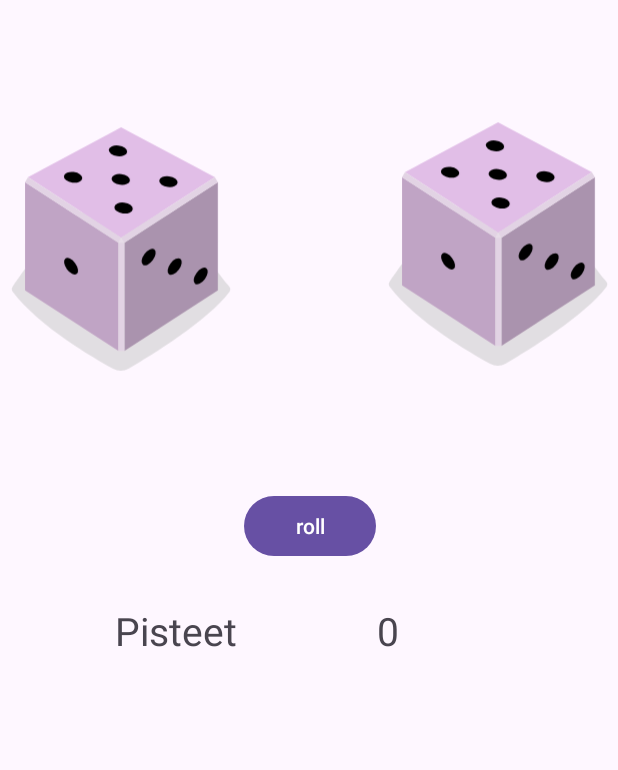
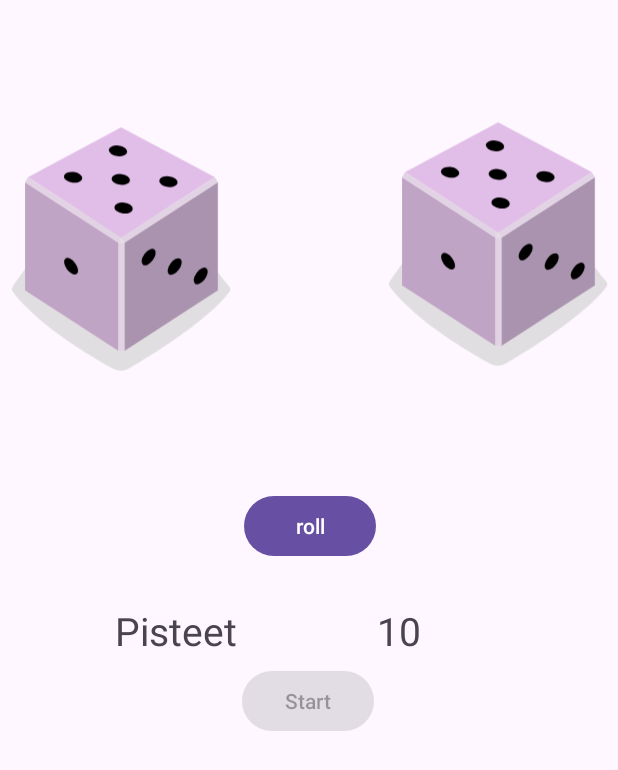
Before and after one commit to jonnevuorela/Android-Course, an Android app: the screen it shows after launch (MainActivity), after a tap on "roll", on a phone screen of 412 x 824 dp. Shown: the top 770 px of the screen. Run offline under Robolectric (Android 15) with nearby library versions, the light colour scheme and no system bars; 1 other tap on this screen came first.

Commit message:
noppapelin gameinstance logiikka/harjoitus-3-2 done

```diff
--- a/harjoitus32/app/src/main/java/com/example/harjoitus_3_2/MainActivity.kt
+++ b/harjoitus32/app/src/main/java/com/example/harjoitus_3_2/MainActivity.kt
@@ -2,27 +2,42 @@ package com.example.harjoitus_3_2
 
 import android.content.Context
 import android.content.SharedPreferences
+import android.hardware.camera2.CameraExtensionSession.StillCaptureLatency
 import android.os.Bundle
 import android.preference.Preference
 import android.view.View
+import android.widget.Button
 import android.widget.ImageView
+import android.widget.TextView
+import android.widget.Toast
 import androidx.activity.enableEdgeToEdge
 import androidx.appcompat.app.AppCompatActivity
 import androidx.core.content.ContextCompat
 import androidx.core.view.ViewCompat
 import androidx.core.view.WindowInsetsCompat
+import org.json.JSONObject
 import kotlin.random.Random
 
 class MainActivity : AppCompatActivity() {
     lateinit var sharedPref: SharedPreferences
 
+    var gameInstanceKey: String = "game_instance"
+    var gameInstance: GameInstance? = null
+
     lateinit var dice1: ImageView
     lateinit var dice2: ImageView
+
+    lateinit var rollBtn: Button
+    lateinit var startBtn: Button
+    lateinit var scoreText: TextView
 
 
     fun initUi(){
         dice1 = findViewById(R.id.dice1)
         dice2 = findViewById(R.id.dice2)
+        rollBtn = findViewById(R.id.roll)
+        startBtn = findViewById(R.id.start)
+        scoreText = findViewById(R.id.pisteet)
         updateDice()
     }
 
@@ -35,21 +50,88 @@ class MainActivity : AppCompatActivity() {
             v.setPadding(systemBars.left, systemBars.top, systemBars.right, systemBars.bottom)
             insets
         }
+        sharedPref = this.getPreferences(Context.MODE_PRIVATE)
 
-        sharedPref = this.getPreferences(Context.MODE_PRIVATE)
+        val gameInstanceJson = sharedPref.getString(gameInstanceKey, null)
         initUi()
+        if (gameInstanceJson != null) {
+            try {
+                val jsonObject = JSONObject(gameInstanceJson)
+                gameInstance = GameInstance(
+                    score = jsonObject.getInt("score"),
+                    rollsLeft = jsonObject.getInt("rollsLeft"),
+                    isGameOver = jsonObject.getBoolean("isGameOver")
+                )
+            } catch (e: Exception) {
+                Toast.makeText(this, "virhe pelitietojen hakemisessa, alustetaan uusi peli.", Toast.LENGTH_LONG).show()
+            }
+        }
+        refresh()
+    }
+    fun refresh() {
+        if (gameInstance != null) {
+            gameInstance?.let {
+                scoreText.text = "${it.score}"
+
+                rollBtn.isEnabled = !it.isGameOver && it.rollsLeft > 0
+                startBtn.isEnabled = it.isGameOver || it.rollsLeft <= 0
+            }
+        } else {
+            scoreText.text = "0"
+            rollBtn.isEnabled = false
+            startBtn.isEnabled = true
+        }
+
+        updateDice()
+    }
+    fun saveGameInstance(){
+        val editor = sharedPref.edit()
+        val gameInstanceJson = JSONObject()
+        gameInstance?.let {
+            gameInstanceJson.put("score", it.score)
+            gameInstanceJson.put("rollsLeft", it.rollsLeft)
+            gameInstanceJson.put("isGameOver", it.isGameOver)
+        }
+
+        editor.putString(gameInstanceKey, gameInstanceJson.toString())
+        editor.apply()
+    }
+    fun newGameInstance(view: View){
+        gameInstance = GameInstance(
+            score = 0,
+            rollsLeft = 5,
+            isGameOver = false,
+        )
+        saveGameInstance()
+        refresh()
 
     }
 
     fun roll(view: View){
-        val number1: Int = Random.nextInt(0,6)
-        val number2: Int = Random.nextInt(0,6)
-        val editor = sharedPref.edit()
+        gameInstance?.let {
+            if (it.rollsLeft > 0 && !it.isGameOver) {
+                val number1: Int = Random.nextInt(0, 6)
+                val number2: Int = Random.nextInt(0, 6)
+                val editor = sharedPref.edit()
 
-        editor.putInt("dice1", number1)
-        editor.putInt("dice2", number2)
-        editor.apply()
-        updateDice()
+                editor.putInt("dice1", number1)
+                editor.putInt("dice2", number2)
+                editor.apply()
+
+                it.score += (number1 + number2 + 2)
+                it.rollsLeft -= 1
+
+                if (it.rollsLeft <= 0) {
+                    it.isGameOver = true
+
+                }
+                updateDice()
+                saveGameInstance()
+                refresh()
+            }
+        }
+
+
     }
 
     fun updateDice(){
@@ -62,6 +144,12 @@ class MainActivity : AppCompatActivity() {
     }
 }
 
+data class GameInstance(
+    var score: Int,
+    var rollsLeft: Int,
+    var isGameOver: Boolean,
+)
+
 enum class DiceDrawable(val drawableResId: Int) {
     dice_1(R.drawable.dice_1),
     dice_2(R.drawable.dice_2),
@@ -72,7 +160,7 @@ enum class DiceDrawable(val drawableResId: Int) {
 
     companion object {
         fun fromIndex(index: Int): DiceDrawable {
-            return values()[index]
+            return entries[index]
         }
     }
 }
--- a/harjoitus32/app/src/main/res/layout/activity_main.xml
+++ b/harjoitus32/app/src/main/res/layout/activity_main.xml
@@ -8,7 +8,7 @@
     tools:context=".MainActivity">
 
     <Button
-        android:id="@+id/button"
+        android:id="@+id/roll"
         android:layout_width="wrap_content"
         android:layout_height="wrap_content"
         android:layout_marginStart="161dp"
@@ -32,7 +32,7 @@
         app:layout_constraintEnd_toEndOf="parent"
         app:layout_constraintHorizontal_bias="1.0"
         app:layout_constraintStart_toStartOf="parent"
-        app:layout_constraintTop_toBottomOf="@+id/button" />
+        app:layout_constraintTop_toBottomOf="@+id/roll" />
 
     <TextView
         android:id="@+id/pisteet"
@@ -46,7 +46,7 @@
         app:layout_constraintEnd_toEndOf="parent"
         app:layout_constraintHorizontal_bias="0.0"
         app:layout_constraintStart_toEndOf="@+id/pisteet_title"
-        app:layout_constraintTop_toBottomOf="@+id/button" />
+        app:layout_constraintTop_toBottomOf="@+id/roll" />
 
     <ImageView
         android:id="@+id/dice1"
@@ -72,4 +72,17 @@
         app:layout_constraintTop_toTopOf="parent"
         app:srcCompat="@drawable/dice_4" />
 
+    <Button
+        android:id="@+id/start"
+        android:layout_width="wrap_content"
+        android:layout_height="wrap_content"
+        android:layout_marginStart="160dp"
+        android:layout_marginTop="5dp"
+        android:layout_marginEnd="161dp"
+        android:onClick="newGameInstance"
+        android:text="Start"
+        app:layout_constraintEnd_toEndOf="parent"
+        app:layout_constraintStart_toStartOf="parent"
+        app:layout_constraintTop_toBottomOf="@+id/pisteet_title" />
+
 </androidx.constraintlayout.widget.ConstraintLayout>
```
